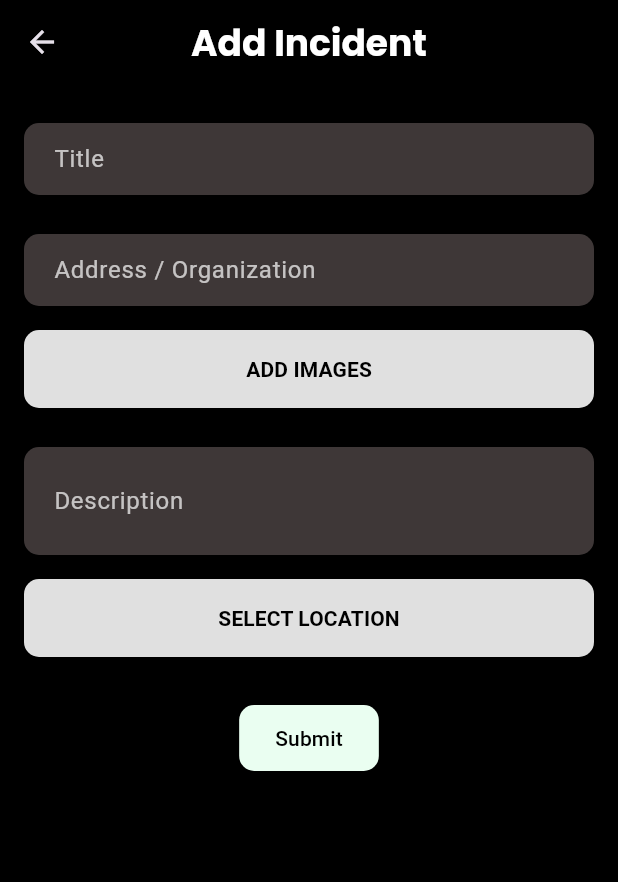
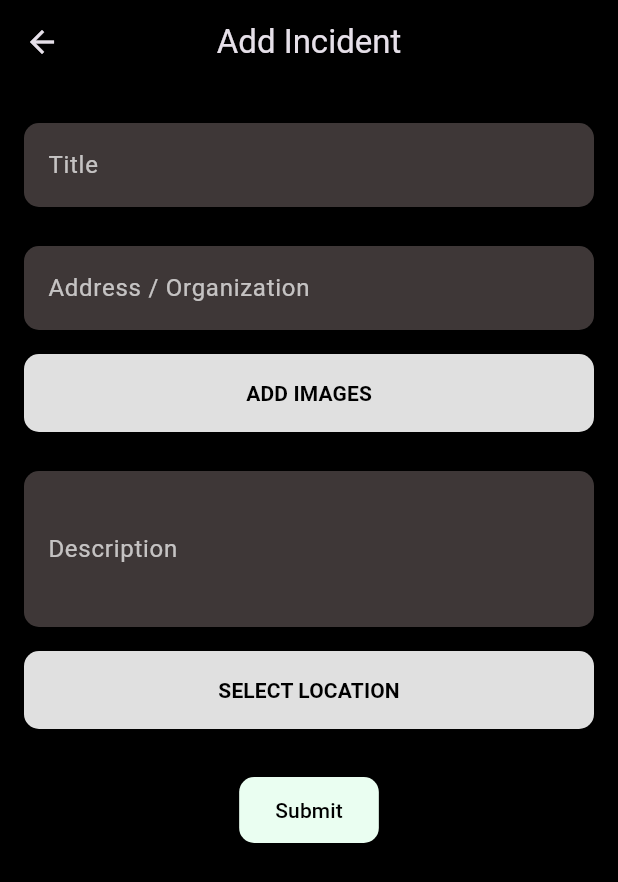
Before and after one commit to KavishkaSashmitha/civic_1, a Flutter app: the AddIncidentScreen screen opened directly, on a phone screen of 412 x 824 dp. Shown: the top 882 px of the screen. Run offline on Flutter 3.47's test engine with Material 3 defaults, Android fonts, the phone set to English and light mode, and no system bars; our stand-ins replace cloud_firestore, firebase_auth, firebase_core, firebase_storage, flutter_map, google_fonts and 4 more; accounts and stored records are empty.

Commit message:
incident

```diff
--- a/lib/screens/Add_Incident_page.dart
+++ b/lib/screens/Add_Incident_page.dart
@@ -1,12 +1,9 @@
-import 'package:civic_1/services/incident_service.dart';
+import 'package:civic_1/components/incident_select_map.dart';
 import 'package:flutter/material.dart';
-import 'package:google_fonts/google_fonts.dart';
 import 'package:image_picker/image_picker.dart';
 import 'dart:io';
-import 'package:flutter_map/flutter_map.dart';
 import 'package:latlong2/latlong.dart';
-
-import '../components/incident_select_map.dart';
+import '../services/incident_service.dart';
 
 class AddIncidentScreen extends StatefulWidget {
   const AddIncidentScreen({super.key});
@@ -65,7 +62,7 @@ class _AddIncidentScreenState extends State<AddIncidentScreen> {
         _descriptionController.text.isEmpty ||
         _selectedLocation == null) {
       ScaffoldMessenger.of(context).showSnackBar(
-        SnackBar(content: Text('Please fill in all fields.')),
+        const SnackBar(content: Text('Please fill in all fields.')),
       );
       return;
     }
@@ -95,9 +92,8 @@ class _AddIncidentScreenState extends State<AddIncidentScreen> {
     _selectedLocation = null;
     setState(() {});
 
-    // Show success message
     ScaffoldMessenger.of(context).showSnackBar(
-      SnackBar(content: Text('Incident added successfully.')),
+      const SnackBar(content: Text('Incident added successfully.')),
     );
   }
 
@@ -105,47 +101,40 @@ class _AddIncidentScreenState extends State<AddIncidentScreen> {
   Widget build(BuildContext context) {
     return Scaffold(
       appBar: AppBar(
-        title: Text(
-          'Add Incident',
-          style: GoogleFonts.poppins(
-            fontSize: 24,
-            color: Colors.white,
-            fontWeight: FontWeight.bold,
-          ),
-        ),
+        title: const Text('Add Incident'),
         centerTitle: true,
         backgroundColor: Colors.black,
       ),
       body: Padding(
-        padding: EdgeInsets.all(16.0),
+        padding: const EdgeInsets.all(16.0),
         child: SingleChildScrollView(
           child: Column(
             crossAxisAlignment: CrossAxisAlignment.start,
             children: [
               _buildTextField(controller: _titleController, labelText: 'Title'),
-              SizedBox(height: 16.0),
+              const SizedBox(height: 16.0),
               _buildTextField(
                   controller: _addressController,
                   labelText: 'Address / Organization'),
-              SizedBox(height: 16.0),
+              const SizedBox(height: 16.0),
               _buildAddImagesButton(),
-              SizedBox(height: 16.0),
+              const SizedBox(height: 16.0),
               _buildTextField(
                   controller: _descriptionController,
                   labelText: 'Description',
                   maxLines: 3),
-              SizedBox(height: 16.0),
+              const SizedBox(height: 16.0),
               _buildLocationButton(),
-              SizedBox(height: 30.0),
+              const SizedBox(height: 30.0),
               Center(
                 child: ElevatedButton(
                   onPressed: _handleSubmit,
-                  child: Text('Submit'),
+                  child: const Text('Submit'),
                   style: ElevatedButton.styleFrom(
                     foregroundColor: Colors.black,
-                    backgroundColor: Color(0xFFEAFEF1),
-                    padding:
-                        EdgeInsets.symmetric(horizontal: 24.0, vertical: 12.0),
+                    backgroundColor: const Color(0xFFEAFEF1),
+                    padding: const EdgeInsets.symmetric(
+                        horizontal: 24.0, vertical: 12.0),
                     shape: RoundedRectangleBorder(
                       borderRadius: BorderRadius.circular(10.0),
                     ),
@@ -164,27 +153,25 @@ class _AddIncidentScreenState extends State<AddIncidentScreen> {
     required TextEditingController controller,
     required String labelText,
     int maxLines = 1,
-    EdgeInsetsGeometry padding = const EdgeInsets.symmetric(horizontal: 16.0),
   }) {
     return Padding(
       padding: const EdgeInsets.only(top: 10),
       child: Container(
         decoration: BoxDecoration(
-          color: Color.fromARGB(115, 138, 123, 123),
+          color: const Color.fromARGB(115, 138, 123, 123),
           borderRadius: BorderRadius.circular(10.0),
         ),
         child: TextField(
           controller: controller,
           decoration: InputDecoration(
             labelText: labelText,
-            labelStyle: TextStyle(color: Colors.white70),
+            labelStyle: const TextStyle(color: Colors.white70),
             border: OutlineInputBorder(
               borderRadius: BorderRadius.circular(10.0),
               borderSide: BorderSide.none,
             ),
-            contentPadding: padding,
           ),
-          style: TextStyle(color: Colors.white),
+          style: const TextStyle(color: Colors.white),
           maxLines: maxLines,
         ),
       ),
@@ -198,12 +185,12 @@ class _AddIncidentScreenState extends State<AddIncidentScreen> {
         onPressed: _pickImages,
         style: ElevatedButton.styleFrom(
           backgroundColor: Colors.grey[300],
-          padding: EdgeInsets.symmetric(vertical: 16.0),
+          padding: const EdgeInsets.symmetric(vertical: 16.0),
           shape: RoundedRectangleBorder(
             borderRadius: BorderRadius.circular(10.0),
           ),
         ),
-        child: Text(
+        child: const Text(
           'ADD IMAGES',
           style: TextStyle(color: Colors.black, fontWeight: FontWeight.bold),
         ),
@@ -218,7 +205,7 @@ class _AddIncidentScreenState extends State<AddIncidentScreen> {
         onPressed: _selectLocation,
         style: ElevatedButton.styleFrom(
           backgroundColor: Colors.grey[300],
-          padding: EdgeInsets.symmetric(vertical: 16.0),
+          padding: const EdgeInsets.symmetric(vertical: 16.0),
           shape: RoundedRectangleBorder(
             borderRadius: BorderRadius.circular(10.0),
           ),
@@ -226,8 +213,9 @@ class _AddIncidentScreenState extends State<AddIncidentScreen> {
         child: Text(
           _selectedLocation == null
               ? 'SELECT LOCATION'
-              : 'Location: ${_selectedLocation!.latitude}, ${_selectedLocation!.longitude}',
-          style: TextStyle(color: Colors.black, fontWeight: FontWeight.bold),
+              : 'Location Added: ${_selectedLocation!.latitude}, ${_selectedLocation!.longitude}',
+          style:
+              const TextStyle(color: Colors.black, fontWeight: FontWeight.bold),
         ),
       ),
     );
```
Also changed, not shown: lib/components/incident_select_map.dart (+66 -6 lines).
